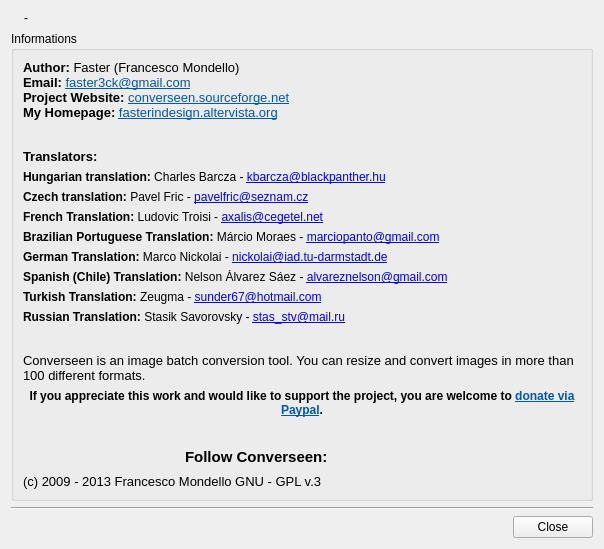
Old version of the form ui/dialoginfo.ui in the repository Faster3ck/Converseen.
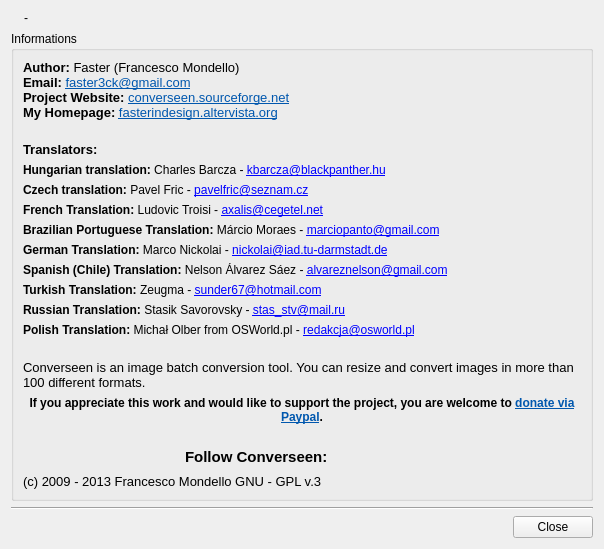
New version of the form. Icons and pictures are not drawn.

The edit to the form file:
```diff
--- a/ui/dialoginfo.ui
+++ b/ui/dialoginfo.ui
@@ -150,6 +150,16 @@
         </property>
        </widget>
       </item>
+      <item>
+       <widget class="QLabel" name="label_16">
+        <property name="text">
+         <string>&lt;strong&gt;Polish Translation: &lt;/strong&gt;Michał Olber from OSWorld.pl - &lt;a href=&quot;mailto:redakcja@osworld.pl&quot;&gt;redakcja@osworld.pl&lt;/a&gt;</string>
+        </property>
+        <property name="openExternalLinks">
+         <bool>true</bool>
+        </property>
+       </widget>
+      </item>
       <item>
        <spacer name="verticalSpacer_3">
         <property name="orientation">
```
